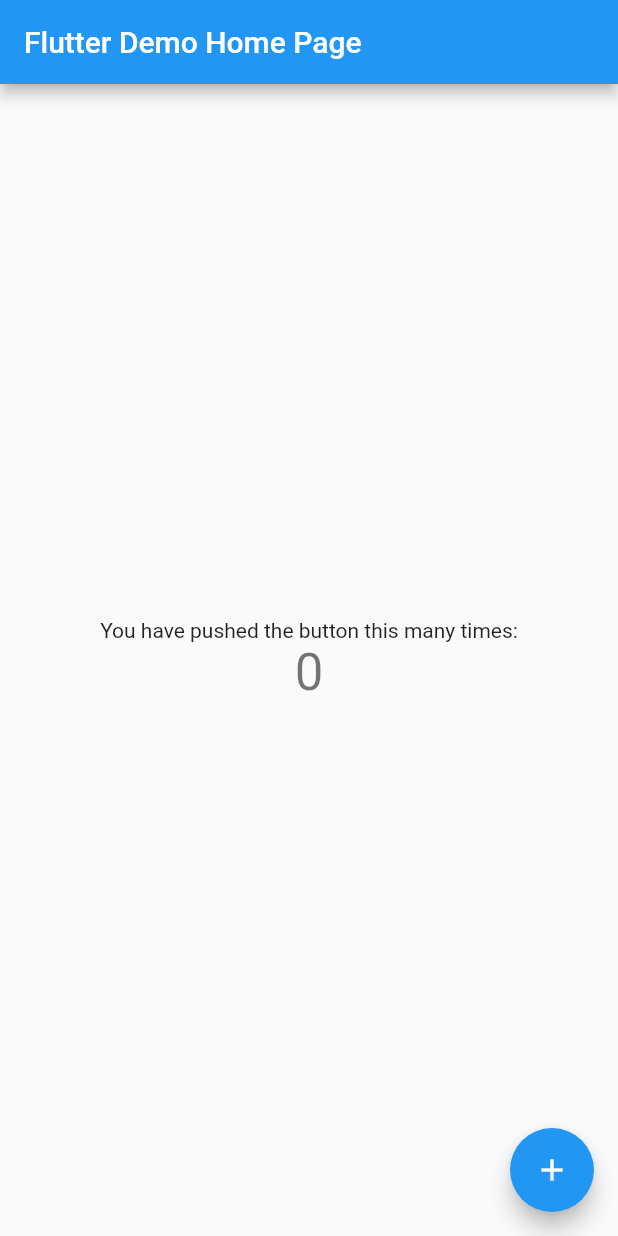
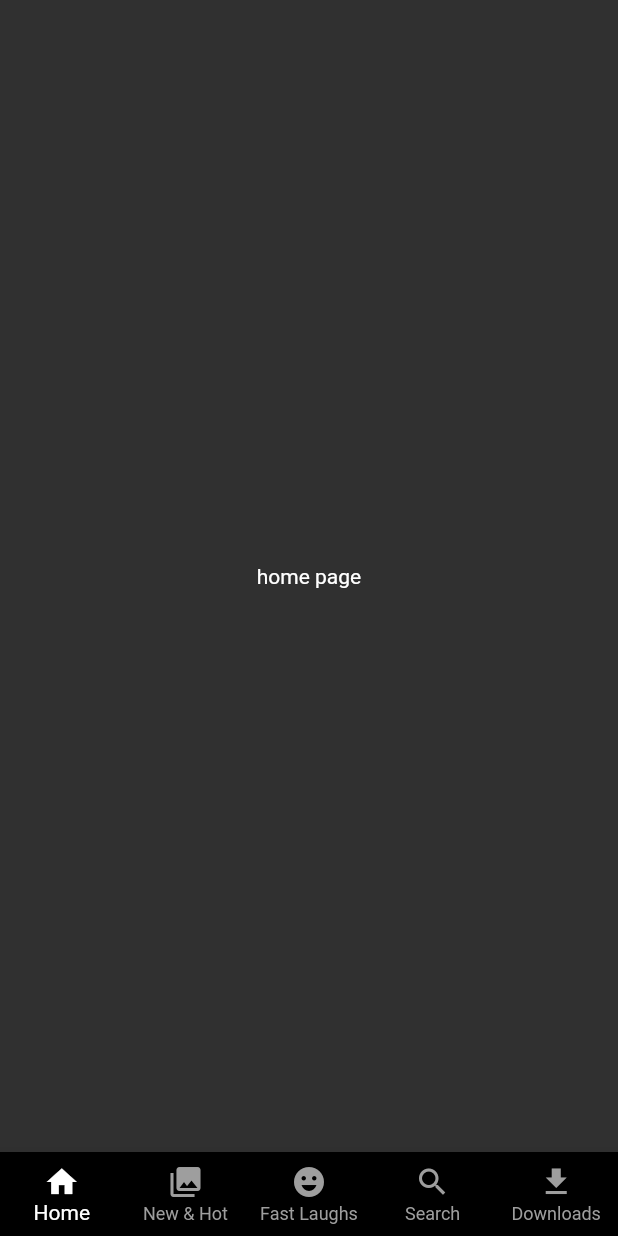
Before and after one commit to abhishek0168/Netflix_clone_flutter, a Flutter app: the screen it shows after launch, on a phone screen of 412 x 824 dp. Run offline on Flutter 3.47's test engine with Material 2 defaults, Android fonts, the phone set to English and light mode, and no system bars.

Commit message:
bottom navigation bar done

```diff
--- a/lib/main.dart
+++ b/lib/main.dart
@@ -1,4 +1,5 @@
 import 'package:flutter/material.dart';
+import 'package:netflix_clone/presentation/main_page/widgets/screen_main_page.dart';
 
 void main() {
   runApp(const MyApp());
@@ -12,104 +13,8 @@ class MyApp extends StatelessWidget {
   Widget build(BuildContext context) {
     return MaterialApp(
       title: 'Flutter Demo',
-      theme: ThemeData(
-        // This is the theme of your application.
-        //
-        // Try running your application with "flutter run". You'll see the
-        // application has a blue toolbar. Then, without quitting the app, try
-        // changing the primarySwatch below to Colors.green and then invoke
-        // "hot reload" (press "r" in the console where you ran "flutter run",
-        // or simply save your changes to "hot reload" in a Flutter IDE).
-        // Notice that the counter didn't reset back to zero; the application
-        // is not restarted.
-        primarySwatch: Colors.blue,
-      ),
-      home: const MyHomePage(title: 'Flutter Demo Home Page'),
+      theme: ThemeData.dark(),
+      home: ScreenMainPage(),
     );
   }
 }
-
-class MyHomePage extends StatefulWidget {
-  const MyHomePage({super.key, required this.title});
-
-  // This widget is the home page of your application. It is stateful, meaning
-  // that it has a State object (defined below) that contains fields that affect
-  // how it looks.
-
-  // This class is the configuration for the state. It holds the values (in this
-  // case the title) provided by the parent (in this case the App widget) and
-  // used by the build method of the State. Fields in a Widget subclass are
-  // always marked "final".
-
-  final String title;
-
-  @override
-  State<MyHomePage> createState() => _MyHomePageState();
-}
-
-class _MyHomePageState extends State<MyHomePage> {
-  int _counter = 0;
-
-  void _incrementCounter() {
-    setState(() {
-      // This call to setState tells the Flutter framework that something has
-      // changed in this State, which causes it to rerun the build method below
-      // so that the display can reflect the updated values. If we changed
-      // _counter without calling setState(), then the build method would not be
-      // called again, and so nothing would appear to happen.
-      _counter++;
-    });
-  }
-
-  @override
-  Widget build(BuildContext context) {
-    // This method is rerun every time setState is called, for instance as done
-    // by the _incrementCounter method above.
-    //
-    // The Flutter framework has been optimized to make rerunning build methods
-    // fast, so that you can just rebuild anything that needs updating rather
-    // than having to individually change instances of widgets.
-    return Scaffold(
-      appBar: AppBar(
-        // Here we take the value from the MyHomePage object that was created by
-        // the App.build method, and use it to set our appbar title.
-        title: Text(widget.title),
-      ),
-      body: Center(
-        // Center is a layout widget. It takes a single child and positions it
-        // in the middle of the parent.
-        child: Column(
-          // Column is also a layout widget. It takes a list of children and
-          // arranges them vertically. By default, it sizes itself to fit its
-          // children horizontally, and tries to be as tall as its parent.
-          //
-          // Invoke "debug painting" (press "p" in the console, choose the
-          // "Toggle Debug Paint" action from the Flutter Inspector in Android
-          // Studio, or the "Toggle Debug Paint" command in Visual Studio Code)
-          // to see the wireframe for each widget.
-          //
-          // Column has various properties to control how it sizes itself and
-          // how it positions its children. Here we use mainAxisAlignment to
-          // center the children vertically; the main axis here is the vertical
-          // axis because Columns are vertical (the cross axis would be
-          // horizontal).
-          mainAxisAlignment: MainAxisAlignment.center,
-          children: <Widget>[
-            const Text(
-              'You have pushed the button this many times:',
-            ),
-            Text(
-              '$_counter',
-              style: Theme.of(context).textTheme.headlineMedium,
-            ),
-          ],
-        ),
-      ),
-      floatingActionButton: FloatingActionButton(
-        onPressed: _incrementCounter,
-        tooltip: 'Increment',
-        child: const Icon(Icons.add),
-      ), // This trailing comma makes auto-formatting nicer for build methods.
-    );
-  }
-}
--- /dev/null
+++ b/lib/presentation/downloads/widgets/screen_downloads.dart
@@ -0,0 +1,14 @@
+import 'package:flutter/material.dart';
+
+class ScreenDownloadsPage extends StatelessWidget {
+  const ScreenDownloadsPage({super.key});
+
+  @override
+  Widget build(BuildContext context) {
+    return Scaffold(
+      body: Center(
+        child: Text('download page'),
+      ),
+    );
+  }
+}
--- /dev/null
+++ b/lib/presentation/fast_laugh/widgets/screen_fast_laugh.dart
@@ -0,0 +1,14 @@
+import 'package:flutter/material.dart';
+
+class ScreenFastlaughPage extends StatelessWidget {
+  const ScreenFastlaughPage({super.key});
+
+  @override
+  Widget build(BuildContext context) {
+    return Scaffold(
+      body: Center(
+        child: Text('Fast laugh page'),
+      ),
+    );
+  }
+}
--- /dev/null
+++ b/lib/presentation/home/widgets/screen_home.dart
@@ -0,0 +1,14 @@
+import 'package:flutter/material.dart';
+
+class ScreenHomePage extends StatelessWidget {
+  const ScreenHomePage({super.key});
+
+  @override
+  Widget build(BuildContext context) {
+    return Scaffold(
+      body: Center(
+        child: Text('home page'),
+      ),
+    );
+  }
+}
--- /dev/null
+++ b/lib/presentation/main_page/widgets/bottom_nav.dart
@@ -0,0 +1,50 @@
+import 'package:flutter/material.dart';
+
+ValueNotifier<int> indexChangeNotifier = ValueNotifier(0);
+
+class BottomNavigationWidget extends StatelessWidget {
+  const BottomNavigationWidget({super.key});
+
+  @override
+  Widget build(BuildContext context) {
+    return ValueListenableBuilder(
+      valueListenable: indexChangeNotifier,
+      builder: (context, int newIndex, _) {
+        return BottomNavigationBar(
+          currentIndex: indexChangeNotifier.value,
+          onTap: (index) {
+            indexChangeNotifier.value = index;
+          },
+          backgroundColor: Colors.black,
+          selectedItemColor: Colors.white,
+          unselectedItemColor: Colors.grey,
+          selectedIconTheme: const IconThemeData(color: Colors.white),
+          unselectedIconTheme: const IconThemeData(color: Colors.grey),
+          type: BottomNavigationBarType.fixed,
+          items: const [
+            BottomNavigationBarItem(
+              icon: Icon(Icons.home),
+              label: 'Home',
+            ),
+            BottomNavigationBarItem(
+              icon: Icon(Icons.collections),
+              label: 'New & Hot',
+            ),
+            BottomNavigationBarItem(
+              icon: Icon(Icons.emoji_emotions),
+              label: 'Fast Laughs',
+            ),
+            BottomNavigationBarItem(
+              icon: Icon(Icons.search),
+              label: 'Search',
+            ),
+            BottomNavigationBarItem(
+              icon: Icon(Icons.download),
+              label: 'Downloads',
+            ),
+          ],
+        );
+      },
+    );
+  }
+}
--- /dev/null
+++ b/lib/presentation/main_page/widgets/screen_main_page.dart
@@ -0,0 +1,32 @@
+import 'package:flutter/material.dart';
+import 'package:netflix_clone/presentation/downloads/widgets/screen_downloads.dart';
+import 'package:netflix_clone/presentation/fast_laugh/widgets/screen_fast_laugh.dart';
+import 'package:netflix_clone/presentation/home/widgets/screen_home.dart';
+import 'package:netflix_clone/presentation/main_page/widgets/bottom_nav.dart';
+import 'package:netflix_clone/presentation/new_and_hot/widgets/screen_new_and_hot.dart';
+import 'package:netflix_clone/presentation/search/widgets/screen_search.dart';
+
+class ScreenMainPage extends StatelessWidget {
+  ScreenMainPage({super.key});
+
+  List _pages = [
+    ScreenHomePage(),
+    ScreenNewandHotPage(),
+    ScreenFastlaughPage(),
+    ScreenSearchPage(),
+    ScreenDownloadsPage(),
+  ];
+
+  @override
+  Widget build(BuildContext context) {
+    return Scaffold(
+      body: ValueListenableBuilder(
+        valueListenable: indexChangeNotifier,
+        builder: (context, int value, _) {
+          return _pages[value];
+        },
+      ),
+      bottomNavigationBar: const BottomNavigationWidget(),
+    );
+  }
+}
--- /dev/null
+++ b/lib/presentation/new_and_hot/widgets/screen_new_and_hot.dart
@@ -0,0 +1,14 @@
+import 'package:flutter/material.dart';
+
+class ScreenNewandHotPage extends StatelessWidget {
+  const ScreenNewandHotPage({super.key});
+
+  @override
+  Widget build(BuildContext context) {
+    return Scaffold(
+      body: Center(
+        child: Text('New and hot page'),
+      ),
+    );
+  }
+}
--- /dev/null
+++ b/lib/presentation/search/widgets/screen_search.dart
@@ -0,0 +1,14 @@
+import 'package:flutter/material.dart';
+
+class ScreenSearchPage extends StatelessWidget {
+  const ScreenSearchPage({super.key});
+
+  @override
+  Widget build(BuildContext context) {
+    return Scaffold(
+      body: Center(
+        child: Text('Search page'),
+      ),
+    );
+  }
+}
```
Also changed, not shown: lib/core/colors/colors.dart (added).
